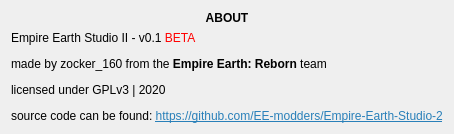
The window that src/lib/aboutWindow.ui (EE-modders/Empire-Earth-Studio-2) describes before a commit, drawn with Qt 5.
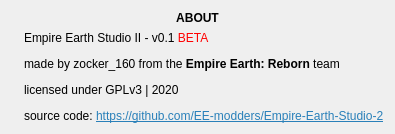
The same window after the commit. Icons and pictures are not drawn.

Patch:
```diff
--- a/src/lib/aboutWindow.ui
+++ b/src/lib/aboutWindow.ui
@@ -6,7 +6,7 @@
    <rect>
     <x>0</x>
     <y>0</y>
-    <width>607</width>
+    <width>625</width>
     <height>178</height>
    </rect>
   </property>
@@ -46,9 +46,21 @@
     </widget>
    </item>
    <item>
+    <layout class="QHBoxLayout" name="horizontalLayout">
+     <item>
+      <widget class="QLabel" name="label_3">
+       <property name="text">
+        <string/>
+       </property>
+       <property name="pixmap">
+        <pixmap resource="mainWindowAssets.qrc">:/icons/assets/icon128.png</pixmap>
+       </property>
+      </widget>
+     </item>
+     <item>
     <widget class="QLabel" name="label_2">
      <property name="text">
-      <string>&lt;html&gt;&lt;head/&gt;&lt;body&gt;&lt;p&gt;Empire Earth Studio II - v0.1 &lt;span style=&quot; color:#ff0000;&quot;&gt;BETA&lt;/span&gt;&lt;/p&gt;&lt;p&gt;made by zocker_160 from the &lt;span style=&quot; font-weight:600;&quot;&gt;Empire Earth: Reborn&lt;/span&gt; team&lt;/p&gt;&lt;p&gt;licensed under GPLv3 | 2020&lt;/p&gt;&lt;p&gt;source code can be found: &lt;a href=&quot;https://github.com/EE-modders/Empire-Earth-Studio-2&quot;&gt;&lt;span style=&quot; text-decoration: underline; color:#2980b9;&quot;&gt;https://github.com/EE-modders/Empire-Earth-Studio-2&lt;/span&gt;&lt;/a&gt;&lt;/p&gt;&lt;/body&gt;&lt;/html&gt;</string>
+        <string>&lt;html&gt;&lt;head/&gt;&lt;body&gt;&lt;p&gt;Empire Earth Studio II - v0.1 &lt;span style=&quot; color:#ff0000;&quot;&gt;BETA&lt;/span&gt;&lt;/p&gt;&lt;p&gt;made by zocker_160 from the &lt;span style=&quot; font-weight:600;&quot;&gt;Empire Earth: Reborn&lt;/span&gt; team&lt;/p&gt;&lt;p&gt;licensed under GPLv3 | 2020&lt;/p&gt;&lt;p&gt;source code: &lt;a href=&quot;https://github.com/EE-modders/Empire-Earth-Studio-2&quot;&gt;&lt;span style=&quot; text-decoration: underline; color:#2980b9;&quot;&gt;https://github.com/EE-modders/Empire-Earth-Studio-2&lt;/span&gt;&lt;/a&gt;&lt;/p&gt;&lt;/body&gt;&lt;/html&gt;</string>
      </property>
      <property name="alignment">
       <set>Qt::AlignLeading|Qt::AlignLeft|Qt::AlignTop</set>
@@ -59,6 +71,8 @@
     </widget>
    </item>
   </layout>
+   </item>
+  </layout>
  </widget>
  <resources/>
  <connections/>
```
Left out of the diff: 8 changed lines with no effect on the pictures. Lines whose indentation alone changed are shown as unchanged.
